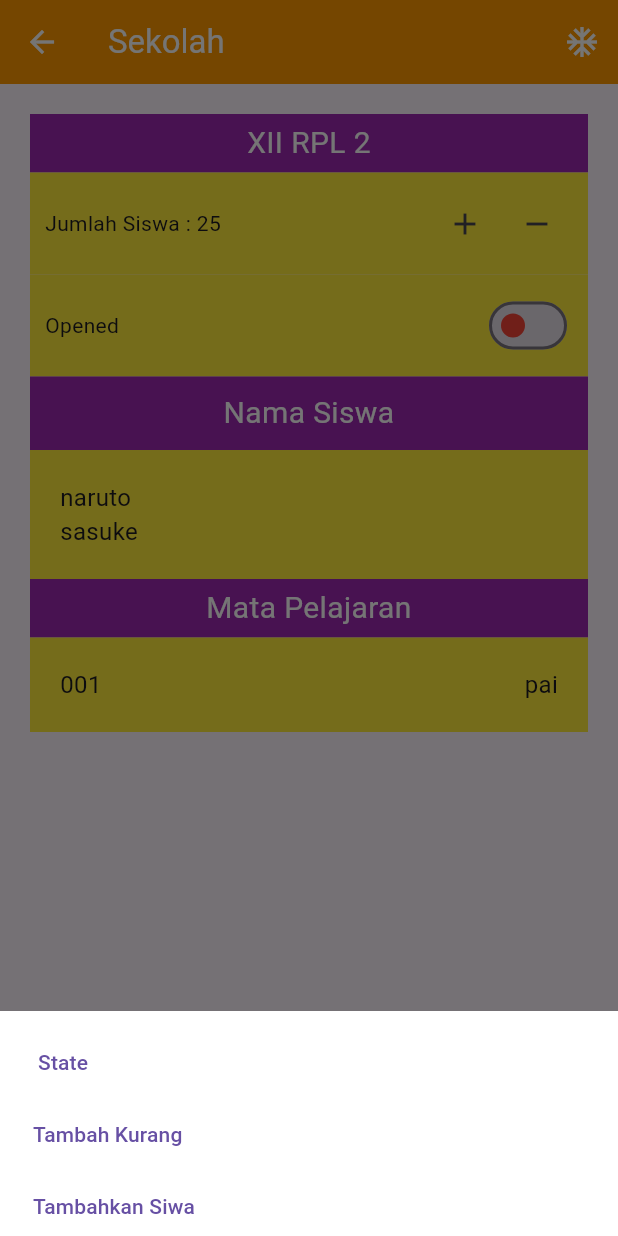
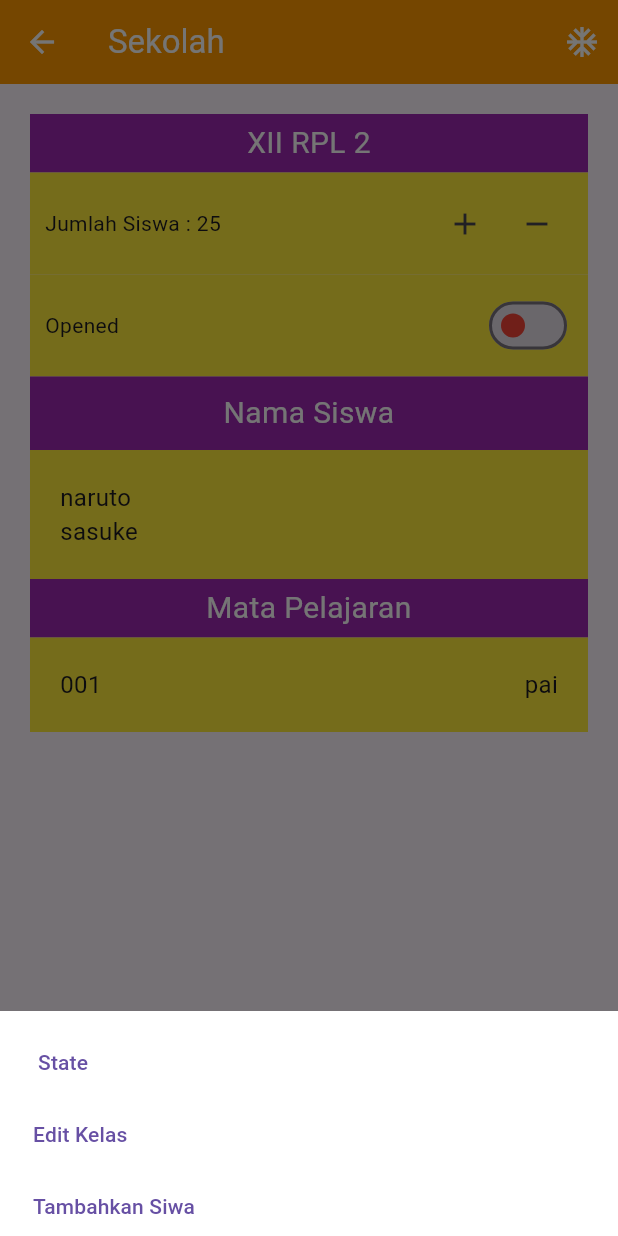
Before and after one commit to AimanFadillah/GetX, a Flutter app: the Snack screen opened by its route, after a tap on the "ac unit" icon, on a phone screen of 412 x 824 dp. Run offline on Flutter 3.47's test engine with Material 3 defaults, Android fonts, the phone set to English and light mode, and no system bars; our stand-ins replace get; network calls fail.

Commit message:
update keIAS

```diff
--- a/lib/controller/dialog_controller.dart
+++ b/lib/controller/dialog_controller.dart
@@ -13,11 +13,10 @@ class DialogController extends GetxController {
 
   TextEditingController editingController = TextEditingController();
 
-  RxString textName = RxString("");
+  RxString textName = RxString("XII RPL 2");
   RxInt angka = RxInt(25);
   RxList dataSiswa = RxList(["naruto","sasuke"]);
   RxMap dataKey = RxMap({"001":"pai"});
-
   //
 
   void tambahSiswa (String nama) {
@@ -28,9 +27,8 @@ class DialogController extends GetxController {
       dataKey["${key}"] = nama;
   }
 
-  updateName (String name) {
+  void updateName (String name) {
     textName.value = name;
-    return name;
   }
 
   void addAngka () {
--- a/lib/main.dart
+++ b/lib/main.dart
@@ -6,6 +6,7 @@ import 'package:getx/list.dart';
 import 'package:getx/snackbar.dart';
 import 'package:getx/state.dart';
 import 'package:getx/tambahKurang.dart';
+import 'package:getx/updateKelas.dart';
 
 void main() {
   runApp(const MyApp());
@@ -26,6 +27,7 @@ class MyApp extends StatelessWidget {
         GetPage(name: "/state", page: () => const StateManagement()),
         GetPage(name: "/tambah-kurang", page: () => const TambahKurang()),
         GetPage(name: "/list", page: () => const ListSiswa()),
+        GetPage(name: "/update", page: () => const UpdateKelas() ),
         GetPage(name: "/keyView", page: () => const KeyView()),
       ],
       home: const Beranda(),
--- a/lib/snackbar.dart
+++ b/lib/snackbar.dart
@@ -25,7 +25,7 @@ class Snack extends StatelessWidget {
                   crossAxisAlignment: CrossAxisAlignment.start,
                   children: [
                     TextButton(onPressed: () => Get.toNamed("/state"), child:const Text("State")),
-                    TextButton(onPressed: () => Get.toNamed("/tambah-kurang"), child:const Text("Tambah Kurang")),
+                    TextButton(onPressed: () => Get.toNamed("/update"), child:const Text("Edit Kelas")),
                     TextButton(onPressed: () => Get.toNamed("/list"), child:const Text("Tambahkan Siwa")),
                     TextButton(onPressed: () => Get.toNamed("/keyView"), child:const Text("Tambahkan Matapelajaran")),
                   ],
@@ -44,7 +44,7 @@ class Snack extends StatelessWidget {
                 width: MediaQuery.of(context).size.width,
                 padding: const EdgeInsets.all(5),
                 color: Colors.purple,
-                child:const Text("XII RPL 2",textAlign: TextAlign.center,style: TextStyle(color: Colors.white,fontSize: 20)),
+                child:Text(dialogController.textName.value,textAlign: TextAlign.center,style:const TextStyle(color: Colors.white,fontSize: 20)),
               ),
               Container(
                 width: MediaQuery.of(context).size.width,
```
Also changed, not shown: lib/updateKelas.dart (added, +33 -0 lines).
